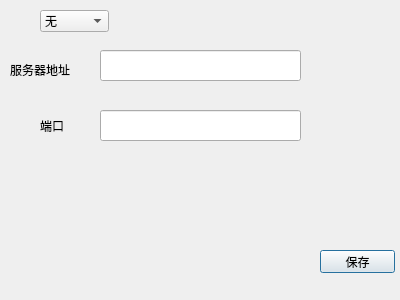
Qt form client/原始图形界面文件/chooseserver.ui (Yecgaa1/UnitAi-Project) before a commit.
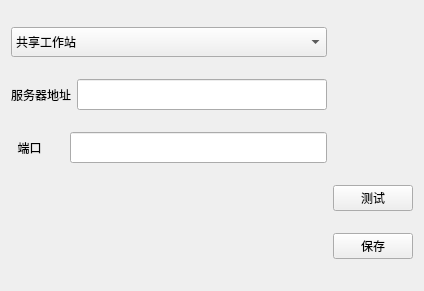
The same form after that commit.

Patch:
```diff
--- a/client/原始图形界面文件/chooseserver.ui
+++ b/client/原始图形界面文件/chooseserver.ui
@@ -1,102 +1,112 @@
 <?xml version="1.0" encoding="UTF-8"?>
 <ui version="4.0">
- <class>Dialog</class>
- <widget class="QDialog" name="Dialog">
+ <class>Form</class>
+ <widget class="QWidget" name="Form">
   <property name="geometry">
    <rect>
     <x>0</x>
     <y>0</y>
-    <width>400</width>
-    <height>300</height>
+    <width>424</width>
+    <height>291</height>
    </rect>
   </property>
   <property name="windowTitle">
    <string>Dialog</string>
   </property>
-  <widget class="QLineEdit" name="ip">
-   <property name="geometry">
-    <rect>
-     <x>100</x>
-     <y>50</y>
-     <width>201</width>
-     <height>31</height>
-    </rect>
-   </property>
-  </widget>
-  <widget class="QLabel" name="label">
-   <property name="geometry">
-    <rect>
-     <x>10</x>
-     <y>60</y>
-     <width>81</width>
-     <height>20</height>
-    </rect>
-   </property>
-   <property name="text">
-    <string>服务器地址</string>
-   </property>
-  </widget>
-  <widget class="QLineEdit" name="port">
-   <property name="geometry">
-    <rect>
-     <x>100</x>
-     <y>110</y>
-     <width>201</width>
-     <height>31</height>
-    </rect>
-   </property>
-  </widget>
-  <widget class="QLabel" name="label_2">
-   <property name="geometry">
-    <rect>
-     <x>40</x>
-     <y>120</y>
-     <width>54</width>
-     <height>12</height>
-    </rect>
-   </property>
-   <property name="text">
-    <string>端口</string>
-   </property>
-  </widget>
-  <widget class="QPushButton" name="save">
-   <property name="geometry">
-    <rect>
-     <x>320</x>
-     <y>250</y>
-     <width>75</width>
-     <height>23</height>
-    </rect>
-   </property>
-   <property name="text">
-    <string>保存</string>
-   </property>
-  </widget>
-  <widget class="QComboBox" name="comboBox">
-   <property name="geometry">
-    <rect>
-     <x>40</x>
-     <y>10</y>
-     <width>69</width>
-     <height>22</height>
-    </rect>
-   </property>
-   <item>
-    <property name="text">
-     <string>无</string>
-    </property>
+  <layout class="QGridLayout" name="gridLayout">
+   <item row="0" column="0">
+    <widget class="QComboBox" name="comboBox">
+     <property name="minimumSize">
+      <size>
+       <width>0</width>
+       <height>30</height>
+      </size>
+     </property>
+     <item>
+      <property name="text">
+       <string>共享工作站</string>
+      </property>
+     </item>
+     <item>
+      <property name="text">
+       <string>私有工作站</string>
+      </property>
+     </item>
+    </widget>
    </item>
-   <item>
-    <property name="text">
-     <string>共享工作站</string>
-    </property>
+   <item row="1" column="0">
+    <layout class="QHBoxLayout" name="horizontalLayout_2">
+     <item>
+      <widget class="QLabel" name="label">
+       <property name="text">
+        <string>服务器地址</string>
+       </property>
+      </widget>
+     </item>
+     <item>
+      <widget class="QLineEdit" name="ip">
+       <property name="minimumSize">
+        <size>
+         <width>0</width>
+         <height>31</height>
+        </size>
+       </property>
+      </widget>
+     </item>
+    </layout>
    </item>
-   <item>
-    <property name="text">
-     <string>私有工作站</string>
-    </property>
+   <item row="2" column="0">
+    <layout class="QHBoxLayout" name="horizontalLayout">
+     <item>
+      <widget class="QLabel" name="label_2">
+       <property name="text">
+        <string>  端口</string>
+       </property>
+      </widget>
+     </item>
+     <item>
+      <spacer name="horizontalSpacer">
+       <property name="orientation">
+        <enum>Qt::Horizontal</enum>
+       </property>
+       <property name="sizeType">
+        <enum>QSizePolicy::Preferred</enum>
+       </property>
+       <property name="sizeHint" stdset="0">
+        <size>
+         <width>22</width>
+         <height>20</height>
+        </size>
+       </property>
+      </spacer>
+     </item>
+     <item>
+      <widget class="QLineEdit" name="port">
+       <property name="minimumSize">
+        <size>
+         <width>0</width>
+         <height>31</height>
+        </size>
+       </property>
+      </widget>
+     </item>
+    </layout>
    </item>
-  </widget>
+   <item row="3" column="1">
+    <widget class="QPushButton" name="test">
+     <property name="text">
+      <string>测试</string>
+     </property>
+    </widget>
+   </item>
+   <item row="4" column="1">
+    <widget class="QPushButton" name="save">
+     <property name="text">
+      <string>保存</string>
+     </property>
+    </widget>
+   </item>
+  </layout>
  </widget>
  <resources/>
  <connections/>
```
Left out of the diff: 2 changed lines with no effect on the pictures.
